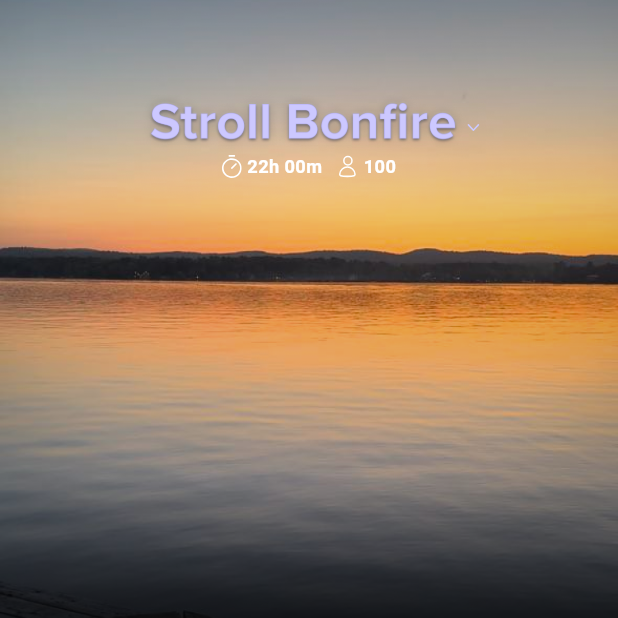
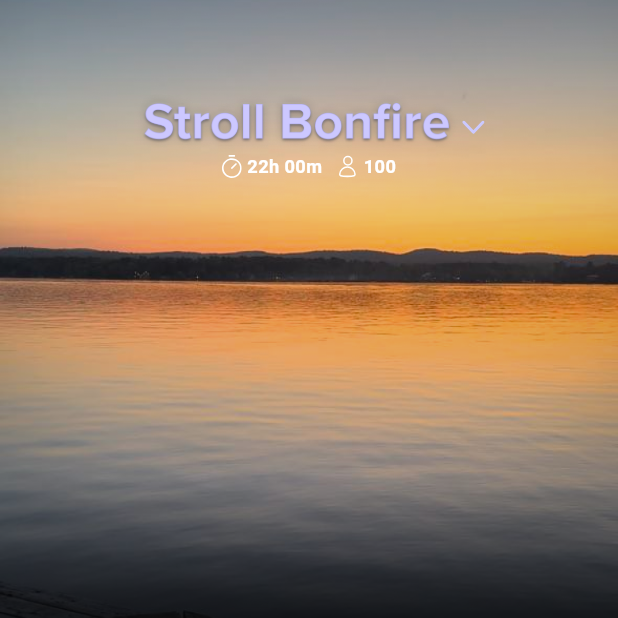
Before and after one commit to ThatSaxyDev/stroll_activity, a Flutter app: the screen it shows after launch, on a phone screen of 412 x 824 dp, the top half of it. Run offline on Flutter 3.47's test engine with Material 3 defaults, Android fonts, the phone set to English and light mode, and no system bars; our stand-ins replace flutter_screenutil, flutter_svg.

Commit message:
fix: Adjust height of arrow down icon in home header widget

```diff
--- a/lib/app/home/widgets/home_header_widget.dart
+++ b/lib/app/home/widgets/home_header_widget.dart
@@ -23,7 +23,7 @@ class HomeHeaderWidget extends StatelessWidget {
               padding: EdgeInsets.only(top: 10.h),
               child: MyIcon(
                 icon: Assets.arrowDown,
-                height: 5.23.h,
+                height: 10.h,
               ),
             ),
           ],
```
